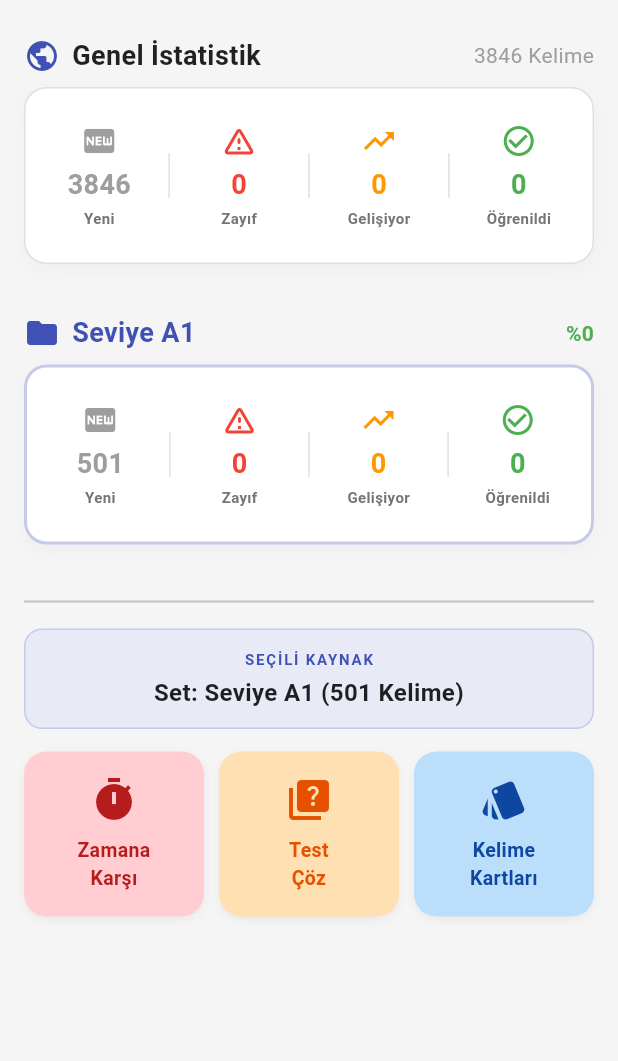
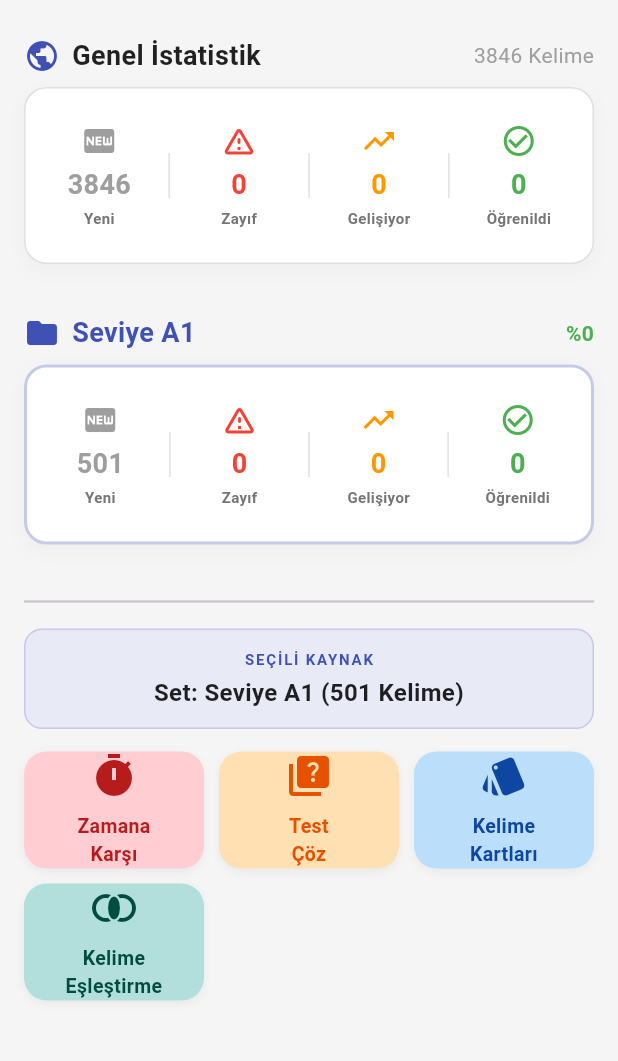
Before and after one commit to batuhanculhacioglu/EnglishQuiz, a Flutter app: the screen it shows after launch, on a phone screen of 412 x 824 dp, the part 84-1145 px from its top. Run offline on Flutter 3.47's test engine with Material 3 defaults, Android fonts, the phone set to English and light mode, and no system bars; our stand-ins replace audioplayers, csv, file_picker, flutter_tts, shared_preferences.

Commit message:
kelime eslestirme ozelligi eklendi, boyut duzenlenecek, skor mantigi duzeltilecek, gorsel ozellikler duzenlenecek, ses efektleri duzenlenecek...

```diff
--- a/lib/screens/home_screen.dart
+++ b/lib/screens/home_screen.dart
@@ -5,6 +5,7 @@ import 'study_screen.dart';
 import 'time_trial_screen.dart';
 import 'quiz_screen.dart';
 import 'settings_screen.dart';
+import 'matching_screen.dart';
 
 class HomeScreen extends StatefulWidget {
   const HomeScreen({super.key});
@@ -193,9 +194,10 @@ class _HomeScreenState extends State<HomeScreen> {
                   const SizedBox(height: 15),
 
                   // 4. AKSİYON BUTONLARI
-                  SizedBox(
-                    height: 110,
-                    child: Row(
+                  Column(
+                    children: [
+                      // --- ÜST SATIR (3 Buton) ---
+                      Row(
                         children: [
                           _gridButton(
                             context,
@@ -207,9 +209,7 @@ class _HomeScreenState extends State<HomeScreen> {
                               if (wordManager.studyList.length < 5) {
                                 ScaffoldMessenger.of(context).showSnackBar(
                                   const SnackBar(
-                                  content: Text(
-                                    "Seçili grupta en az 5 kelime olmalı!",
-                                  ),
+                                    content: Text("En az 5 kelime gerekli!"),
                                   ),
                                 );
                               } else {
@@ -256,6 +256,51 @@ class _HomeScreenState extends State<HomeScreen> {
                           ),
                         ],
                       ),
+
+                      const SizedBox(height: 10), // Satır arası boşluk
+                      // --- ALT SATIR (1 Buton + Boşluklar) ---
+                      Row(
+                        children: [
+                          // Yeni Buton: Kelime Eşleştirme
+                          _gridButton(
+                            context,
+                            title: "Kelime\nEşleştirme",
+                            icon: Icons.join_inner, // Uygun bir ikon
+                            color: Colors.teal.shade100,
+                            iconColor: Colors.teal.shade900,
+                            onTap: () {
+                              if (wordManager.studyList.length < 10) {
+                                ScaffoldMessenger.of(context).showSnackBar(
+                                  const SnackBar(
+                                    content: Text(
+                                      "Eşleştirme için en az 10 kelime gerekli!",
+                                    ),
+                                  ),
+                                );
+                              } else {
+                                Navigator.push(
+                                  context,
+                                  MaterialPageRoute(
+                                    builder: (_) => MatchingScreen(
+                                      sourceWords: wordManager.studyList,
+                                    ),
+                                  ),
+                                );
+                              }
+                            },
+                          ),
+                          // Yanındaki boşluklar (Üstteki butonlarla hizalı durması için)
+                          const SizedBox(width: 10),
+                          const Expanded(
+                            child: SizedBox(),
+                          ), // 2. boş kutu yer tutucu
+                          const SizedBox(width: 10),
+                          const Expanded(
+                            child: SizedBox(),
+                          ), // 3. boş kutu yer tutucu
+                        ],
+                      ),
+                    ],
                   ),
                 ],
               ),
```
Also changed, not shown: lib/screens/matching_screen.dart (added, +260 -0 lines). Lines whose indentation alone changed are shown as unchanged.
